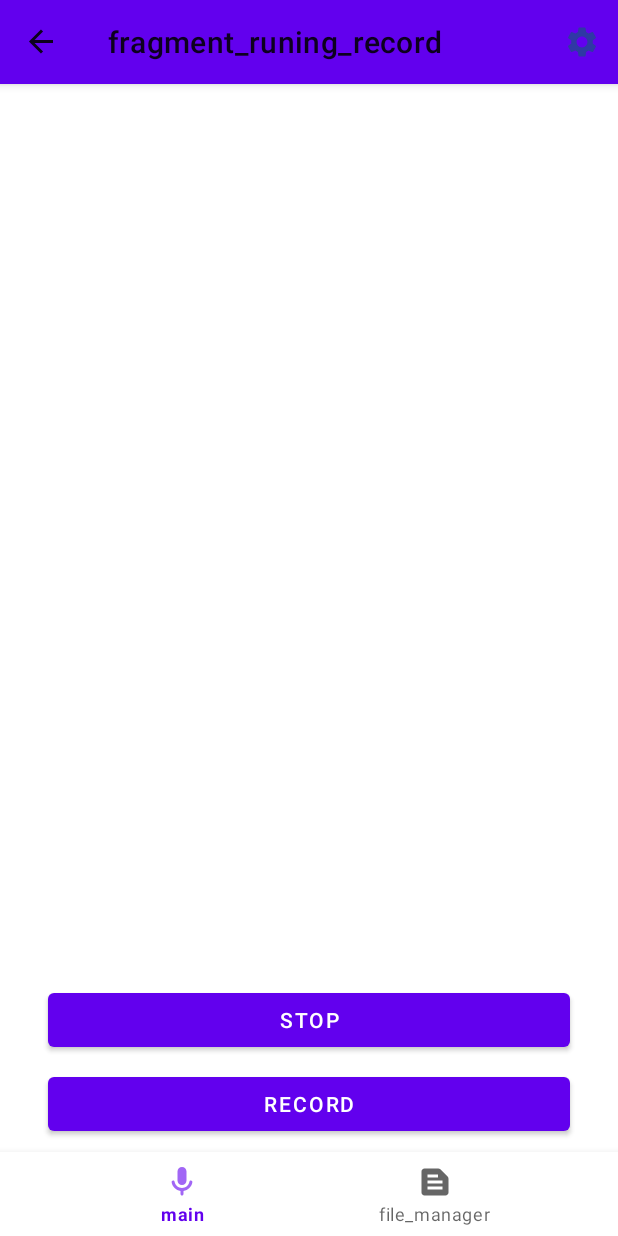
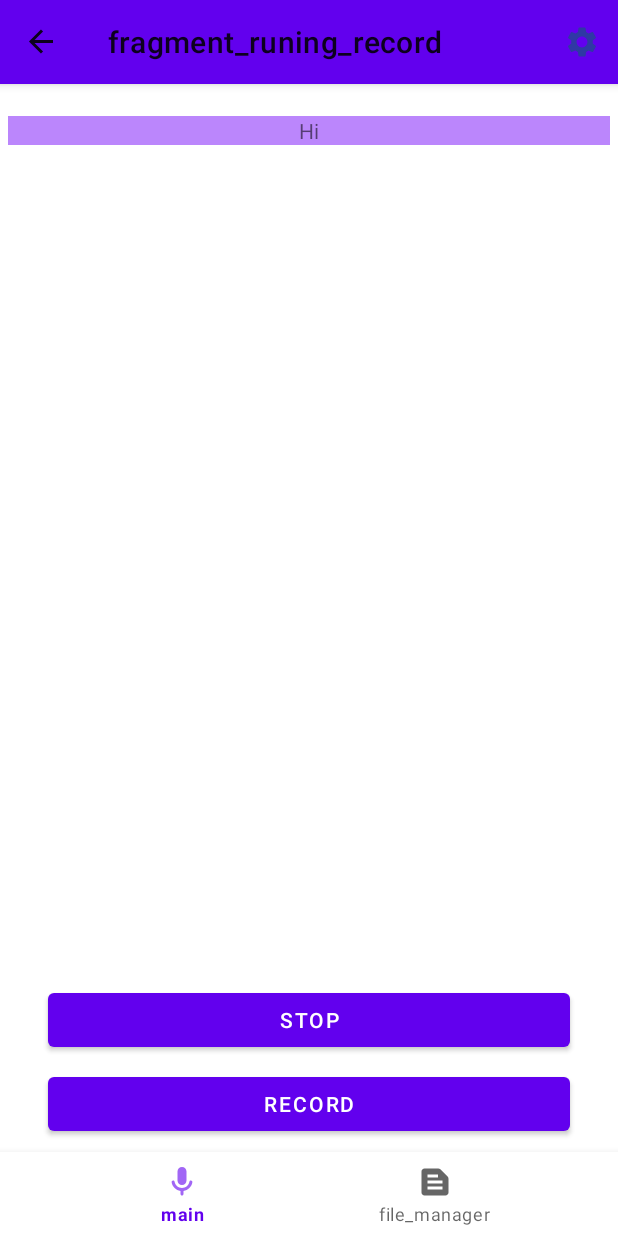
Before and after one commit to zzh-www/YuYinDemo, an Android app: the RuningRecord screen opened through its navigation route, on a phone screen of 412 x 824 dp. Run offline under Robolectric (Android 15) with nearby library versions, the phone set to English and light mode, and no system bars; our stand-ins replace navigation-ui; 4 statements that could not run were skipped.

Commit message:
record_module_1

```diff
--- a/app/src/main/java/com/mobvoi/wenet/CaptureAudio.java
+++ b/app/src/main/java/com/mobvoi/wenet/CaptureAudio.java
@@ -151,7 +151,9 @@ public class CaptureAudio extends AppCompatActivity {
             m_actionReceiver = new CaptureAudioReceiver();
             registerReceiver(m_actionReceiver, filter);
         }).start();
+
         checkRequestPermissions();
+
         new Thread(()->{
             Intent i = new Intent(this, MediaCaptureService.class);
             bindService(i,connection, Context.BIND_AUTO_CREATE);
--- a/app/src/main/java/com/yuyin/demo/MainActivityView.kt
+++ b/app/src/main/java/com/yuyin/demo/MainActivityView.kt
@@ -1,24 +1,58 @@
 package com.yuyin.demo
 
+import android.Manifest
+import android.content.Context
 import android.content.Intent
-import androidx.appcompat.app.AppCompatActivity
+import android.content.pm.PackageManager
+import android.media.AudioFormat
+import android.media.AudioRecord
 import android.os.Bundle
+import android.util.Log
 import android.view.Menu
 import android.view.MenuItem
 import android.view.View
+import androidx.appcompat.app.AppCompatActivity
+import androidx.core.app.ActivityCompat
+import androidx.core.content.ContextCompat
 import androidx.navigation.NavController
 import androidx.navigation.findNavController
 import androidx.navigation.fragment.NavHostFragment
-import androidx.navigation.ui.*
+import androidx.navigation.ui.AppBarConfiguration
+import androidx.navigation.ui.navigateUp
+import androidx.navigation.ui.setupActionBarWithNavController
+import androidx.navigation.ui.setupWithNavController
+import androidx.preference.PreferenceManager
+import com.mobvoi.wenet.MainActivity
+import com.mobvoi.wenet.Recognize
 import com.yuyin.demo.databinding.ActivityMainViewBinding
+import java.io.File
+import java.io.FileOutputStream
+import java.io.IOException
 
 class MainActivityView : AppCompatActivity() {
 
     // 视图绑定
     private lateinit var binding: ActivityMainViewBinding
 
+    // 所需请求的权限
+    private val appPermissions: Array<String> = arrayOf<String>(
+        Manifest.permission.WRITE_EXTERNAL_STORAGE,
+        Manifest.permission.RECORD_AUDIO,
+        Manifest.permission.FOREGROUND_SERVICE
+    )
+    private val m_ALL_PERMISSIONS_PERMISSION_CODE = 1000
+
+
+    private val MY_PERMISSIONS_RECORD_AUDIO = 1
+    private var miniBufferSize = 0
+    private val LOG_TAG = "YUYIN"
+    private val SAMPLE_RATE = 16000 // The sampling rate
+
+    private val MAX_QUEUE_SIZE = 2500
     // 层级配置
     private lateinit var appBarConfiguration: AppBarConfiguration
+
+
 
     override fun onCreate(savedInstanceState: Bundle?) {
         super.onCreate(savedInstanceState)
@@ -44,6 +78,34 @@ class MainActivityView : AppCompatActivity() {
 
         // 应用底层导航菜单
         setupBottomNavMenu(navController)
+
+
+        // 权限
+        checkRequestPermissions()
+
+        // 模型
+        var model_name = "final"
+        var dic_name = "words"
+        val sharedPreference = PreferenceManager.getDefaultSharedPreferences(this)
+        val mod = sharedPreference.getString("languageOfModule","zh")
+        model_name = "$`model_name`_$`mod`.zip"
+        dic_name = "$`dic_name`_$`mod`.txt"
+        try {
+            init_model(model_name,dic_name)
+        } catch (exception:Exception) {
+            Log.e(LOG_TAG, "can not init model")
+        }
+
+
+
+
+    }
+
+
+    fun init_model(model: String, dic: String) {
+        val model_path = File(assetFilePath(this,model)).absolutePath
+        val dic_path = File(assetFilePath(this,dic)).absolutePath
+        Recognize.init(model_path,dic_path)
     }
 
     override fun onDestroy() {
@@ -83,7 +145,106 @@ class MainActivityView : AppCompatActivity() {
         setupActionBarWithNavController(navController,appBarConfig)
     }
 
+    private fun requestAudioPermissions() {
+        if (ContextCompat.checkSelfPermission(this, Manifest.permission.RECORD_AUDIO)
+            != PackageManager.PERMISSION_GRANTED
+        ) {
+            ActivityCompat.requestPermissions(
+                this, arrayOf(Manifest.permission.RECORD_AUDIO),
+                MY_PERMISSIONS_RECORD_AUDIO
+            )
+        } else {
+            initRecoder()
+        }
+    }
 
 
+    private fun initRecoder()
+    {
+//    // buffer size in bytes 1280
+
+//    // buffer size in bytes 1280
+        miniBufferSize = AudioRecord.getMinBufferSize(
+            SAMPLE_RATE,
+            AudioFormat.CHANNEL_IN_MONO,
+            AudioFormat.ENCODING_PCM_16BIT
+        )
+        if (miniBufferSize == AudioRecord.ERROR || miniBufferSize == AudioRecord.ERROR_BAD_VALUE) {
+            Log.e(LOG_TAG, "Audio buffer can't initialize!")
+            return
+        }
+    }
+
+
+    fun checkRequestPermissions(): Boolean {
+        val listPermissionsNeeded: MutableList<String> = ArrayList()
+        for (permission in appPermissions) {
+            if (ContextCompat.checkSelfPermission(
+                    this,
+                    permission
+                ) != PackageManager.PERMISSION_GRANTED
+            ) {
+                listPermissionsNeeded.add(permission)
+            }
+        }
+        if (!listPermissionsNeeded.isEmpty()) {
+            ActivityCompat.requestPermissions(
+                this,
+                listPermissionsNeeded.toTypedArray(),
+                m_ALL_PERMISSIONS_PERMISSION_CODE
+            )
+            return false
+        }
+        return true
+    }
+
+    override fun onRequestPermissionsResult(
+        requestCode: Int,
+        permissions: Array<String>,
+        grantResults: IntArray
+    ) {
+//        super.onRequestPermissionsResult(requestCode, permissions, grantResults);
+        super.onRequestPermissionsResult(requestCode, permissions, grantResults)
+        if (requestCode == m_ALL_PERMISSIONS_PERMISSION_CODE) {
+            val permissionResults = HashMap<String, Int>()
+            var deniedCount = 0
+            for (permissionIndx in permissions.indices) {
+                if (grantResults[permissionIndx] != PackageManager.PERMISSION_GRANTED) {
+                    permissionResults[permissions[permissionIndx]] = grantResults[permissionIndx]
+                    deniedCount++
+                }
+            }
+            if (deniedCount != 0) Log.e(
+                LOG_TAG,
+                "Permission Denied!  Now you must allow  permission from settings."
+            )
+        }
+    }
+
+    fun assetFilePath(context: Context, assetName: String): String? {
+        val file = File(context.filesDir, assetName)
+        if (file.exists() && file.length() > 0) {
+            return file.absolutePath
+        }
+        try {
+            context.assets.open(assetName).use { `is` ->
+                FileOutputStream(file).use { os ->
+                    val buffer = ByteArray(4 * 1024)
+                    var read: Int
+                    while (`is`.read(buffer).also { read = it } != -1) {
+                        os.write(buffer, 0, read)
+                    }
+                    os.flush()
+                }
+                return file.absolutePath
+            }
+        } catch (e: IOException) {
+            Log.e(
+                LOG_TAG,
+                "Error process asset $assetName to file path"
+            )
+        }
+        return null
+    }
 
 }
--- a/app/src/main/java/com/yuyin/demo/RuningRecord.java
+++ b/app/src/main/java/com/yuyin/demo/RuningRecord.java
@@ -1,23 +1,52 @@
 package com.yuyin.demo;
 
+import android.Manifest;
+import android.content.pm.PackageManager;
+import android.media.AudioFormat;
+import android.media.AudioRecord;
+import android.media.MediaRecorder;
 import android.os.Bundle;
 
 import androidx.annotation.NonNull;
 import androidx.annotation.Nullable;
+import androidx.core.app.ActivityCompat;
 import androidx.fragment.app.Fragment;
+import androidx.recyclerview.widget.LinearLayoutManager;
+import androidx.recyclerview.widget.RecyclerView;
 
+import android.os.Process;
+import android.util.Log;
 import android.view.LayoutInflater;
 import android.view.View;
 import android.view.ViewGroup;
 
+import com.mobvoi.wenet.Recognize;
+
 import com.yuyin.demo.databinding.FragmentRuningRecordBinding;
+
+import java.util.ArrayList;
+import java.util.List;
+import java.util.concurrent.ArrayBlockingQueue;
+import java.util.concurrent.BlockingQueue;
 
 
 public class RuningRecord extends Fragment {
 
     private FragmentRuningRecordBinding binding;
+    private final String LOG_TAG = "YUYIN_RECORD";
 
+    // record
+    private static final int SAMPLE_RATE = 16000;  // The sampling rate
+    private static final int MAX_QUEUE_SIZE = 2500;  // 100 seconds audio, 1 / 0.04 * 100
+    private AudioRecord record = null;
+    private boolean startRecord = false;
+    private int miniBufferSize = 0;
+    private final BlockingQueue<short[]> bufferQueue = new ArrayBlockingQueue<>(MAX_QUEUE_SIZE);
 
+    // 滚动视图
+    private List<SpeechText> speechList = new ArrayList<SpeechText>();
+    private SpeechTextAdapter adapter;
+    private RecyclerView recyclerView;
     @Override
     public void onCreate(Bundle savedInstanceState) {
         super.onCreate(savedInstanceState);
@@ -30,18 +59,54 @@ public class RuningRecord extends Fragment {
         // Inflate the layout for this fragment
         binding = FragmentRuningRecordBinding.inflate(inflater, container, false);
         View view = binding.getRoot();
+
         return view;
 //        return inflater.inflate(R.layout.fragment_runing_record, container, false);
     }
 
     @Override
     public void onViewCreated(@NonNull View view, @Nullable Bundle savedInstanceState) {
+
         super.onViewCreated(view, savedInstanceState);
+
+        // 滚动视图
+        LinearLayoutManager linearLayoutManager = new LinearLayoutManager(getContext());
+        recyclerView = binding.recyclerRunRecord;
+        recyclerView.setLayoutManager(linearLayoutManager);
+        speechList.add(new SpeechText("Hi"));
+        adapter = new SpeechTextAdapter(speechList);
+        recyclerView.setAdapter(adapter);
+
+
+        initRecorder();
+
+        Recognize.reset();
+
+        startRecordThread();
+
+        startRecord = true;
+
+        Recognize.startDecode();
+
+        startAsrThread();
+
+
 
         binding.stopBtRunRecord.setOnClickListener(new View.OnClickListener() {
             @Override
             public void onClick(View v) {
                 //TODO stopASR
+                if (startRecord) {
+                    getActivity().runOnUiThread(()->{
+                        startRecord = false;
+                    });
+                } else {
+                    initRecorder();
+                    startRecordThread();
+                    startRecord = true;
+                    Recognize.startDecode();
+                    startAsrThread();
+                }
             }
         });
 
@@ -58,4 +123,135 @@ public class RuningRecord extends Fragment {
         super.onDestroy();
         binding = null;
     }
+
+    private void initRecorder() {
+//    // buffer size in bytes 1280
+        miniBufferSize = AudioRecord.getMinBufferSize(SAMPLE_RATE,
+                AudioFormat.CHANNEL_IN_MONO,
+                AudioFormat.ENCODING_PCM_16BIT);
+        if (miniBufferSize == AudioRecord.ERROR || miniBufferSize == AudioRecord.ERROR_BAD_VALUE) {
+            Log.e(LOG_TAG, "Audio buffer can't initialize!");
+            return;
+        }
+
+
+        if (ActivityCompat.checkSelfPermission(this.getContext(), Manifest.permission.RECORD_AUDIO) != PackageManager.PERMISSION_GRANTED) {
+            return;
+        }
+        record = new AudioRecord(MediaRecorder.AudioSource.DEFAULT,
+                SAMPLE_RATE,
+                AudioFormat.CHANNEL_IN_MONO,
+                AudioFormat.ENCODING_PCM_16BIT,
+                miniBufferSize);
+        Log.i(LOG_TAG, "Record init okay");
+
+        if (record.getState() != AudioRecord.STATE_INITIALIZED) {
+            Log.e(LOG_TAG, "Audio Record can't initialize!");
+        }
+
+
+    }
+
+    private void startRecordThread() {
+        new Thread(() -> {
+//      VoiceRectView voiceView = findViewById(R.id.voiceRectView);
+            record.startRecording();
+            getActivity().runOnUiThread(()->{
+                    binding.stopBtRunRecord.setText("stop");
+            });
+            Process.setThreadPriority(Process.THREAD_PRIORITY_AUDIO);
+            while (startRecord) {
+                short[] buffer = new short[miniBufferSize / 2];
+                int read = record.read(buffer, 0, buffer.length);
+//        voiceView.add(calculateDb(buffer));
+                try {
+                    if (AudioRecord.ERROR_INVALID_OPERATION != read) {
+                        bufferQueue.put(buffer);
+                    }
+                } catch (InterruptedException e) {
+                    Log.e(LOG_TAG, e.getMessage());
+                }
+//        Button button = findViewById(R.id.button);
+//        if (!button.isEnabled() && startRecord) {
+//          runOnUiThread(() -> button.setEnabled(true));
+//        }
+            }
+            record.stop();
+//      voiceView.zero();
+        }).start();
+    }
+
+    private void startAsrThread() {
+        new Thread(() -> {
+            int start = 0;
+            StringBuilder pre_string = new StringBuilder();
+            // Send all data
+            while (startRecord || bufferQueue.size() > 0) {
+                try {
+
+                    short[] data = bufferQueue.take();
+                    // 1. add data to C++ interface
+                    Recognize.acceptWaveform(data);// 将音频传到模型
+
+                    // 2. get partial result
+
+                    String result = Recognize.getResult();
+                    if (result.equals("")) continue;
+                    if (result.endsWith(" ")) {
+                        getActivity().runOnUiThread(()->{
+                            speechList.get(speechList.size()-1).setText(result.trim());
+                            adapter.notifyItemChanged(speechList.size()-1);
+                            speechList.add(new SpeechText("..."));
+                            adapter.notifyItemInserted(speechList.size()-1);
+                            recyclerView.scrollToPosition(speechList.size()-1);
+                        });
+                    } else {
+                        getActivity().runOnUiThread(()->{
+                            speechList.get(speechList.size()-1).setText(result);
+                            adapter.notifyItemChanged(speechList.size()-1);
+//                            recyclerView.scrollToPosition(speechList.size()-1);
+                        });
+                            // 部分结果
+                    }
+
+                } catch (Exception e) {
+                    Log.e(LOG_TAG, e.getMessage());
+                    Log.e(LOG_TAG+"GETWRONG","runonui");
+                }
+            }
+
+            // Wait for final result
+            while (true) {
+                // get result
+                String result = Recognize.getResult();
+                getActivity().runOnUiThread(()->{
+                    binding.stopBtRunRecord.setEnabled(false);
+                });
+                if (result.equals("")) continue;
+                if (!Recognize.getFinished()) {
+                    if (result.endsWith(" ")) {
+                        getActivity().runOnUiThread(()->{
+                            speechList.get(speechList.size()-1).setText(result.trim());
+                            adapter.notifyItemChanged(speechList.size()-1);
+                            speechList.add(new SpeechText("..."));
+                            adapter.notifyItemInserted(speechList.size()-1);
+                            recyclerView.scrollToPosition(speechList.size()-1);
+                        });
+                    } else {
+                        getActivity().runOnUiThread(()->{
+                            // 部分结果
+                            speechList.get(speechList.size()-1).setText(result);
+                            adapter.notifyItemChanged(speechList.size()-1);
+                        });
+                    }
+                } else {
+                    getActivity().runOnUiThread(() -> {
+                        binding.stopBtRunRecord.setText("start");
+                        binding.stopBtRunRecord.setEnabled(true);
+                    });
+                    break;
+                }
+            }
+        }).start();
+    }
 }
--- /dev/null
+++ b/app/src/main/java/com/yuyin/demo/SpeechText.java
@@ -0,0 +1,16 @@
+package com.yuyin.demo;
+
+public class SpeechText {
+    private String speech_Text="";
+    public SpeechText(String text) {
+        this.speech_Text = text;
+    }
+
+    public String getText() {
+        return this.speech_Text;
+    }
+
+    public void setText(String text) {
+        this.speech_Text = text;
+    }
+}
--- /dev/null
+++ b/app/src/main/java/com/yuyin/demo/SpeechTextAdapter.java
@@ -0,0 +1,53 @@
+package com.yuyin.demo;
+
+import android.view.LayoutInflater;
+import android.view.View;
+import android.view.ViewGroup;
+import android.widget.TextView;
+
+import androidx.annotation.NonNull;
+import androidx.recyclerview.widget.RecyclerView;
+
+
+import java.util.List;
+
+public class SpeechTextAdapter extends RecyclerView.Adapter<com.mobvoi.wenet.SpeechTextAdapter.ViewHolder> {
+    private List<SpeechText> dataList;
+
+    public SpeechTextAdapter(List<SpeechText> data) {
+        dataList = data;
+    }
+
+    @NonNull
+    @Override
+    public com.mobvoi.wenet.SpeechTextAdapter.ViewHolder onCreateViewHolder(ViewGroup parent, int viewType) {
+        View view = LayoutInflater.from(parent.getContext()).inflate(R.layout.text_item, parent, false);
+        return new com.mobvoi.wenet.SpeechTextAdapter.ViewHolder(view);
+    }
+
+    @Override
+    public void onBindViewHolder(@NonNull com.mobvoi.wenet.SpeechTextAdapter.ViewHolder holder, int position) {
+        SpeechText speechText = dataList.get(position);
+        holder.getSpeech_view().setText(speechText.getText());
+    }
+
+
+    @Override
+    public int getItemCount() {
+        return dataList.size();
+    }
+
+    public static class ViewHolder extends RecyclerView.ViewHolder {
+        private final TextView speech_view;
+        public ViewHolder(View view) {
+            super(view);
+            this.speech_view = (TextView) view.findViewById(R.id.speechText);
+        }
+        public TextView getSpeech_view() {
+            return speech_view;
+        }
+    }
+
+
+
+}
--- /dev/null
+++ b/app/src/main/java/com/yuyin/demo/test.kt
@@ -0,0 +1,3 @@
+package com.yuyin.demo
+
+import androidx.preference.PreferenceManager
--- a/app/src/main/res/layout/text_item.xml
+++ b/app/src/main/res/layout/text_item.xml
@@ -1,13 +1,17 @@
 <?xml version="1.0" encoding="utf-8"?>
-<FrameLayout xmlns:android="http://schemas.android.com/apk/res/android"
+<LinearLayout xmlns:android="http://schemas.android.com/apk/res/android"
+    xmlns:app="http://schemas.android.com/apk/res-auto"
     android:orientation="vertical"
+    xmlns:tools="http://schemas.android.com/tools"
     android:layout_width="match_parent"
-    android:layout_height="match_parent">
-    <TextView
+    android:layout_height="wrap_content">
+    <com.google.android.material.textview.MaterialTextView
         android:id="@+id/speechText"
-        android:layout_width="wrap_content"
+        android:layout_width="match_parent"
         android:layout_height="wrap_content"
-        android:layout_gravity="center_vertical"
-        android:layout_marginLeft="10dp"/>
+        android:background="@color/purple_200"
+        android:gravity="center"
+        android:layout_marginHorizontal="5dp"
+        android:layout_marginTop="5dp"/>
 
-</FrameLayout>
+</LinearLayout>
--- a/app/src/main/res/values/arrays.xml
+++ b/app/src/main/res/values/arrays.xml
@@ -6,7 +6,7 @@
     </string-array>
 
     <string-array name="language_values">
-        <item>ch</item>
+        <item>zh</item>
         <item>en</item>
     </string-array>
     <!-- Reply Preference -->
--- a/app/src/main/res/xml/root_preferences.xml
+++ b/app/src/main/res/xml/root_preferences.xml
@@ -8,7 +8,7 @@
         <!--            app:useSimpleSummaryProvider="true" />-->
 
         <ListPreference
-            app:defaultValue="ch"
+            app:defaultValue="zh"
             app:entries="@array/language_entries"
             app:entryValues="@array/language_values"
             app:key="languageOfModule"
```
Also changed, not shown: app/src/main/java/com/mobvoi/wenet/MainActivity.java (+4 -4 lines), app/src/main/assets/words_zh.txt (renamed from app/src/main/assets/words.txt), 3 other files.
